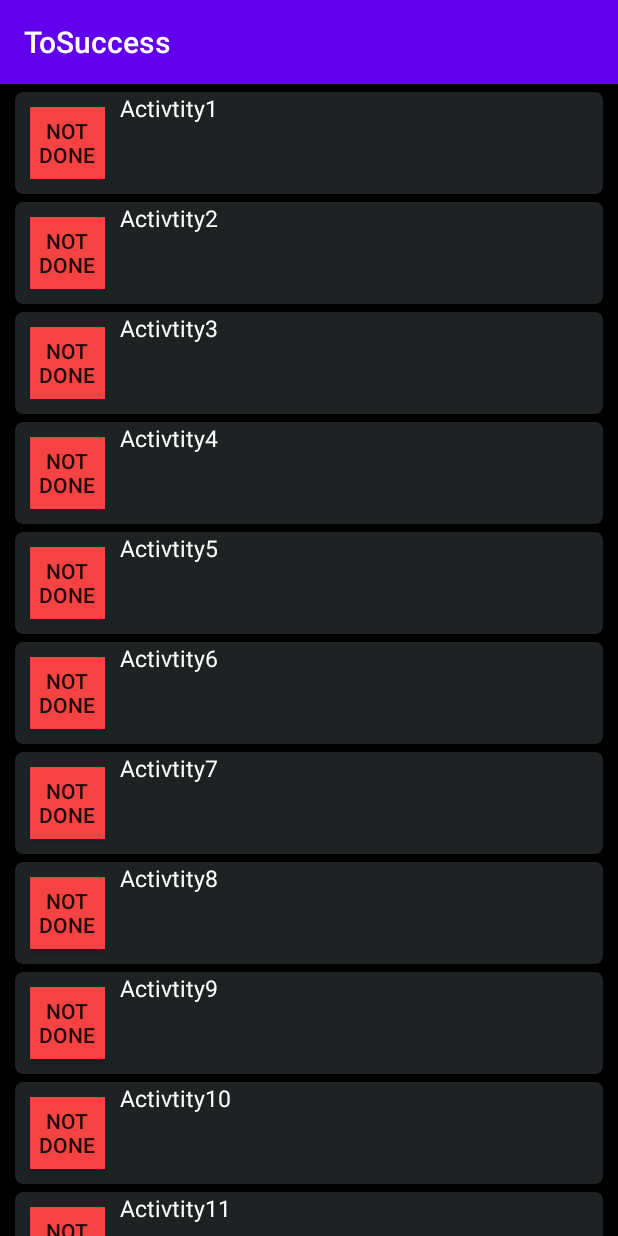
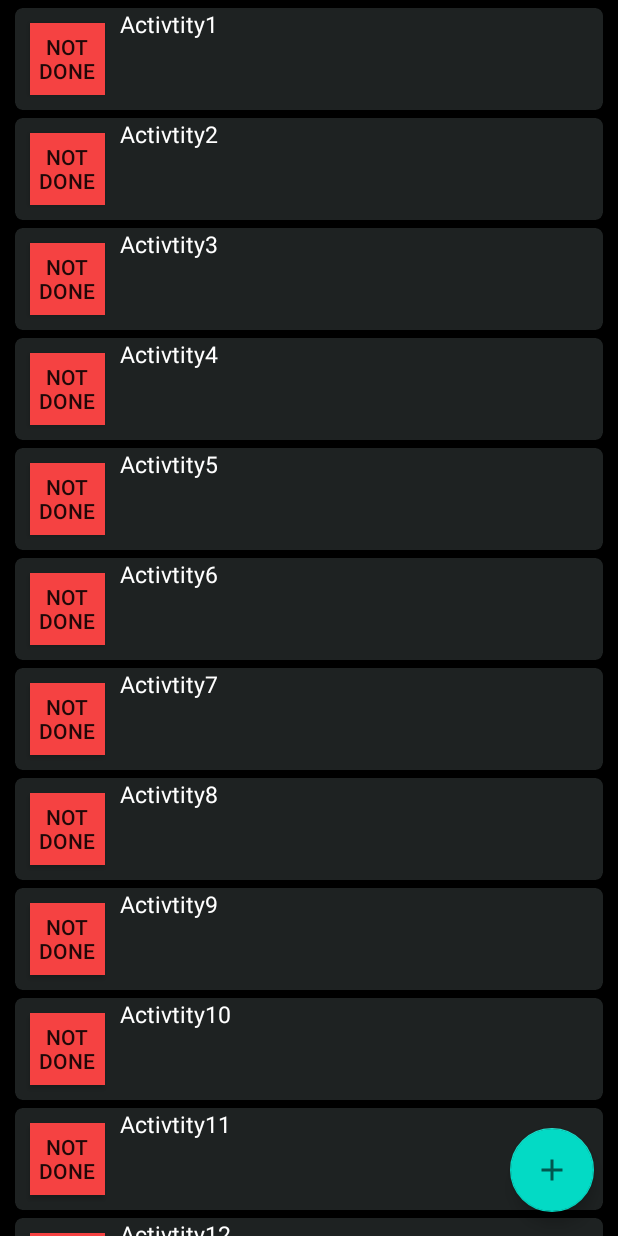
Before and after one commit to VegSja/ToSuccess, an Android app: the screen it shows after launch (MainActivity), on a phone screen of 412 x 824 dp. Run offline under Robolectric (Android 15) with nearby library versions, the phone set to English and light mode, and no system bars.

Commit message:
Added floating action button

```diff
--- a/app/src/main/java/com/example/tosuccess/MainActivity.java
+++ b/app/src/main/java/com/example/tosuccess/MainActivity.java
@@ -89,9 +89,9 @@ public class MainActivity extends AppCompatActivity {
     public void createActivity(String activity_name){
         //Create activity
         Plan plan = new Plan(activity_name);
-        //Display acitivty
-        System.out.println("Tried to create a viewGroup");
-        //listView.addView(plan.viewGroup());
+        //Add activity to adapterlist
+        activities.add(plan);
+
 
         //Display pop-up message
         Snackbar popUpMessage = Snackbar.make(this.findViewById(R.id.main), "Created activity", Snackbar.LENGTH_SHORT);
--- /dev/null
+++ b/app/src/main/res/drawable/ic_baseline_add_24.xml
@@ -0,0 +1,10 @@
+<vector xmlns:android="http://schemas.android.com/apk/res/android"
+    android:width="24dp"
+    android:height="24dp"
+    android:viewportWidth="24"
+    android:viewportHeight="24"
+    android:tint="?attr/colorControlNormal">
+  <path
+      android:fillColor="@android:color/white"
+      android:pathData="M19,13h-6v6h-2v-6H5v-2h6V5h2v6h6v2z"/>
+</vector>
--- /dev/null
+++ b/app/src/main/res/drawable/ic_baseline_add_circle_outline_24.xml
@@ -0,0 +1,10 @@
+<vector xmlns:android="http://schemas.android.com/apk/res/android"
+    android:width="24dp"
+    android:height="24dp"
+    android:viewportWidth="24"
+    android:viewportHeight="24"
+    android:tint="?attr/colorControlNormal">
+  <path
+      android:fillColor="@android:color/white"
+      android:pathData="M13,7h-2v4L7,11v2h4v4h2v-4h4v-2h-4L13,7zM12,2C6.48,2 2,6.48 2,12s4.48,10 10,10 10,-4.48 10,-10S17.52,2 12,2zM12,20c-4.41,0 -8,-3.59 -8,-8s3.59,-8 8,-8 8,3.59 8,8 -3.59,8 -8,8z"/>
+</vector>
--- a/app/src/main/res/layout/activity_main.xml
+++ b/app/src/main/res/layout/activity_main.xml
@@ -1,5 +1,5 @@
 <?xml version="1.0" encoding="utf-8"?>
-<LinearLayout xmlns:android="http://schemas.android.com/apk/res/android"
+<RelativeLayout xmlns:android="http://schemas.android.com/apk/res/android"
     xmlns:app="http://schemas.android.com/apk/res-auto"
     xmlns:tools="http://schemas.android.com/tools"
     android:id="@+id/main"
@@ -8,6 +8,7 @@
     android:background="@color/MainBackground"
     tools:context=".MainActivity">
 
+
     <androidx.recyclerview.widget.RecyclerView
         android:id="@+id/rvActivities"
         android:layout_width="match_parent"
@@ -15,7 +16,20 @@
         app:layout_constraintBottom_toBottomOf="parent"
         app:layout_constraintEnd_toEndOf="parent"
         app:layout_constraintStart_toStartOf="parent"
-        app:layout_constraintTop_toTopOf="parent" />
+        app:layout_constraintTop_toTopOf="parent">
+    </androidx.recyclerview.widget.RecyclerView>
+
+    <com.google.android.material.floatingactionbutton.FloatingActionButton
+        android:id="@+id/fab"
+        android:layout_width="wrap_content"
+        android:layout_height="wrap_content"
+        android:layout_gravity="end|bottom"
+        android:layout_alignParentEnd="true"
+        android:layout_alignParentBottom="true"
+        android:src="@drawable/ic_baseline_add_24"
+        android:layout_margin="16dp"
+        android:layout_alignParentRight="true"
+        android:onClick="addActivty"/>
 
 <!--    <Button-->
 <!--        android:id="@+id/button"-->
@@ -23,8 +37,7 @@
 <!--        android:layout_height="wrap_content"-->
 <!--        android:layout_margin="16dp"-->
 <!--        android:background="#DE350B"-->
-<!--        android:onClick="addActivty"-->
+
 <!--        android:text="@string/button_add" />-->
 
-
-</LinearLayout>
+</RelativeLayout>
--- a/app/src/main/res/values/styles.xml
+++ b/app/src/main/res/values/styles.xml
@@ -1,6 +1,6 @@
 <resources>
     <!-- Base application theme. -->
-    <style name="AppTheme" parent="Theme.AppCompat.Light.DarkActionBar">
+    <style name="AppTheme" parent="Theme.AppCompat.Light.NoActionBar">
         <!-- Customize your theme here. -->
         <item name="colorPrimary">@color/colorPrimary</item>
         <item name="colorPrimaryDark">@color/colorPrimaryDark</item>
```
